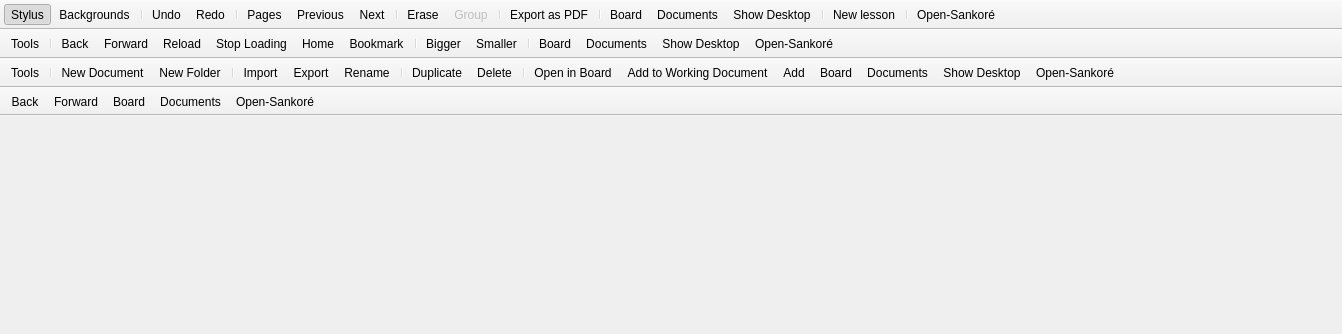
The window that resources/forms/mainWindow.ui (Tonicminds/Sankore-3.1) describes before a commit, drawn with Qt 5.
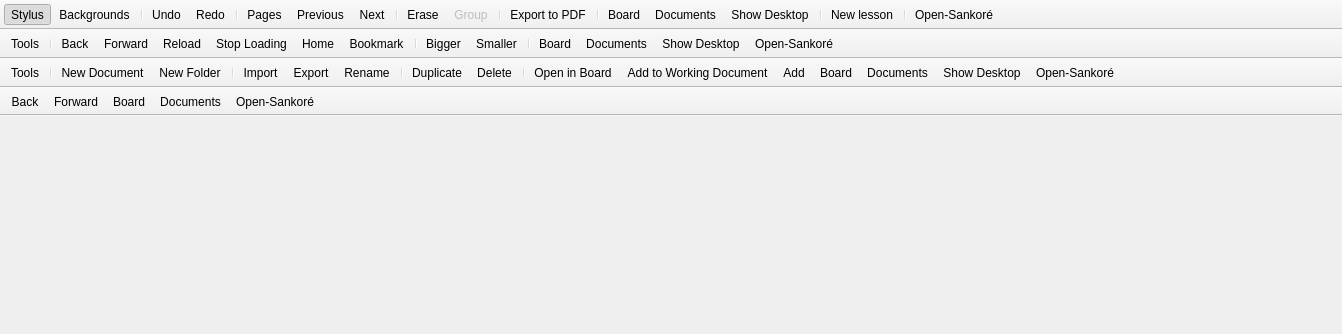
The same window after the commit. Icons and pictures are not drawn.

What changed in the file:
```diff
--- a/resources/forms/mainWindow.ui
+++ b/resources/forms/mainWindow.ui
@@ -1757,7 +1757,7 @@
      <normalon>:/images/trapFlashPalette/downloadToBoard.svg</normalon>:/images/trapFlashPalette/downloadToBoard.svg</iconset>
    </property>
    <property name="text">
-    <string>Export as PDF</string>
+    <string>Export to PDF</string>
    </property>
    <property name="toolTip">
     <string>Export to PDF format</string>
```
